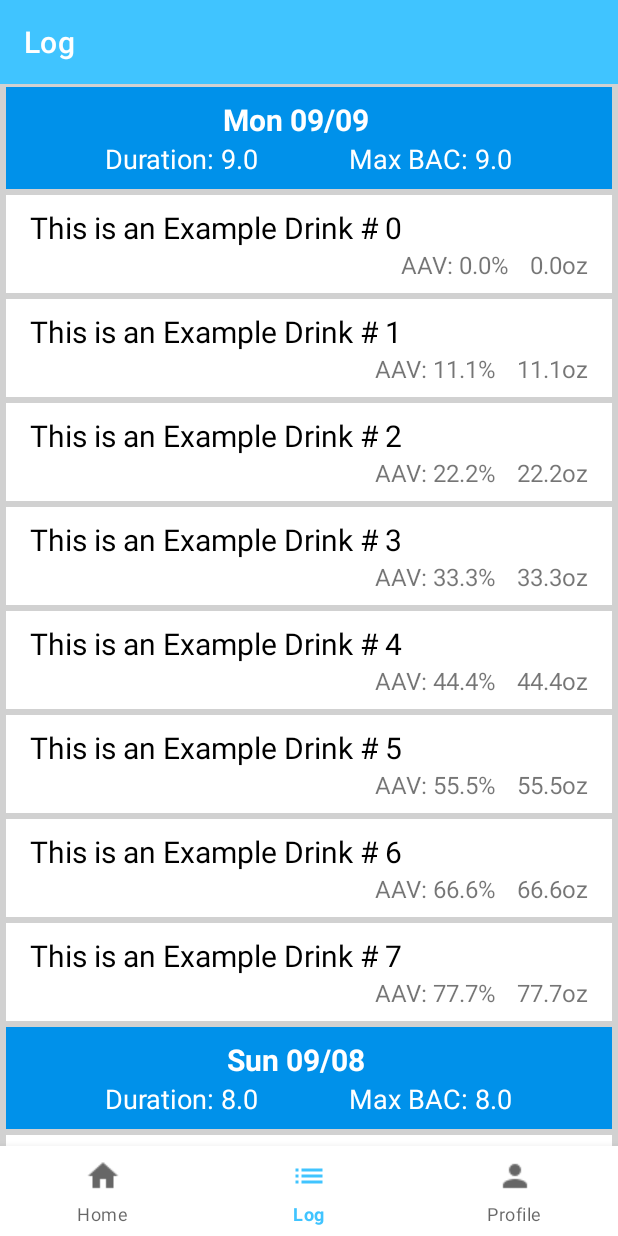
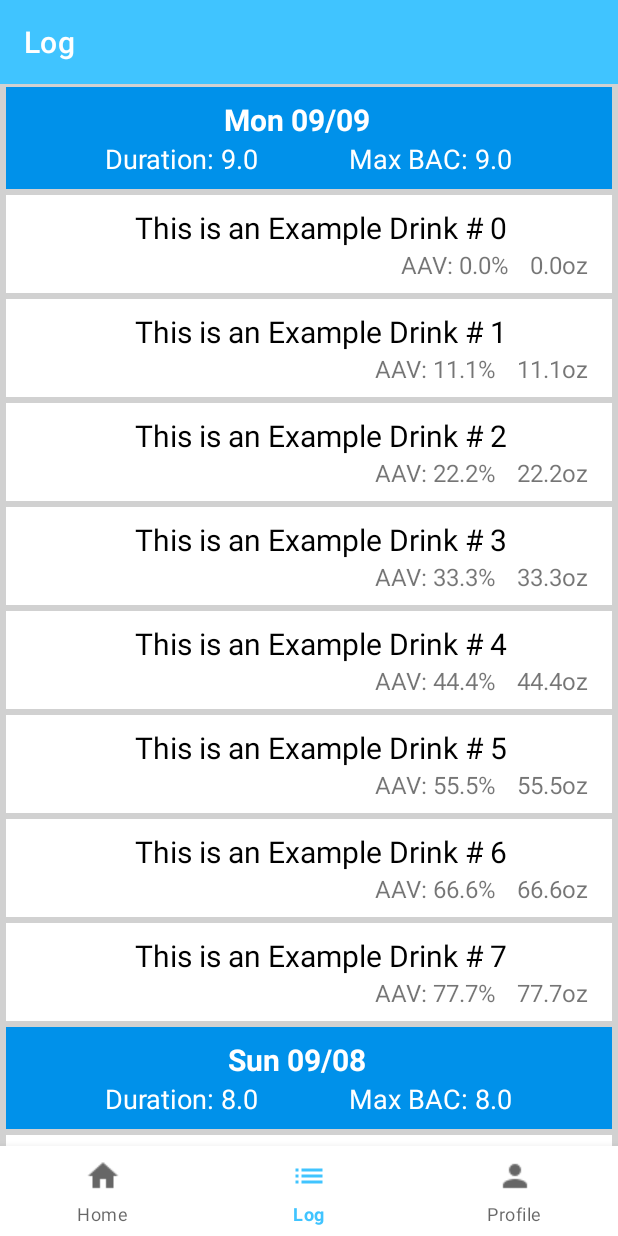
Before and after one commit to fagerbergj/NightsOut, an Android app: the screen it shows after launch (MainActivity), item 2 of the bottom bar chosen, on a phone screen of 412 x 824 dp. Run offline under Robolectric (Android 15) with nearby library versions, the phone set to English and light mode, and no system bars.

Commit message:
some comments added, small log format changes

```diff
--- a/app/src/main/java/com/example/jasonfagerberg/nightsout/LogFragmentAdapter.kt
+++ b/app/src/main/java/com/example/jasonfagerberg/nightsout/LogFragmentAdapter.kt
@@ -7,30 +7,28 @@ import android.view.LayoutInflater
 import android.view.View
 import android.view.ViewGroup
 import android.widget.TextView
-import java.text.DateFormat
 import java.text.SimpleDateFormat
 import java.util.*
 
+// log tag
 private const val TAG = "LogFragmentAdapter"
+
+// view type identifier
 private const val DRINK = 0
 private const val HEADER = 1
 
 class LogFragmentAdapter(private val mContext: Context, logList: ArrayList<Any>) :
 RecyclerView.Adapter<LogFragmentAdapter.ViewHolder>() {
 
-    // vars
-    private val mLogList: MutableList<Any>
+    // log to display
+    private val mLogList: MutableList<Any> = logList
 
-    private val mMainActivity: MainActivity
+    // main activity
+    private val mMainActivity: MainActivity = mContext as MainActivity
 
-    init {
-        this.mLogList = logList
-        mMainActivity = mContext as MainActivity
-    }
-
+    // inflate correct layout
     override fun onCreateViewHolder(parent: ViewGroup, viewType: Int): LogFragmentAdapter.ViewHolder {
         val inflater = LayoutInflater.from(mContext)
-        //Log.v(TAG, "onCreateViewHolder called....... viewType = " + viewType);
         when (viewType) {
             DRINK -> return ViewHolder(inflater.inflate(R.layout.fragment_log_list_drink_item,
                     parent, false))
@@ -40,7 +38,7 @@ RecyclerView.Adapter<LogFragmentAdapter.ViewHolder>() {
         return ViewHolder(View(mContext))
     }
 
-    // When view is rendered bind the correct holder to it
+    // When view is rendered set appropriate elements in the view holder
     override fun onBindViewHolder(holder: LogFragmentAdapter.ViewHolder, position: Int) {
         val viewType = getItemViewType(position)
         when(viewType){
@@ -78,9 +76,9 @@ RecyclerView.Adapter<LogFragmentAdapter.ViewHolder>() {
 
             }
         }
-
     }
 
+    // read element fro log, determine if drink or header
     override fun getItemViewType(position: Int): Int {
         return if (mLogList[position] is Drink) {
             DRINK
@@ -93,14 +91,16 @@ RecyclerView.Adapter<LogFragmentAdapter.ViewHolder>() {
         return mLogList.size
     }
 
+    // holder, elements may be null depending on which layout is inflated
     inner class ViewHolder(itemView: View) : RecyclerView.ViewHolder(itemView) {
+        // drink views
         internal var name: TextView ?= itemView.findViewById(R.id.text_log_drink_name)
         internal var aav: TextView ?= itemView.findViewById(R.id.text_log_drink_aav)
         internal var amount: TextView ?= itemView.findViewById(R.id.text_log_drink_amount)
 
+        // header views
         internal var day: TextView ?= itemView.findViewById(R.id.text_log_day)
         internal var duration: TextView ?= itemView.findViewById(R.id.text_log_duration)
         internal var maxBAC: TextView ?= itemView.findViewById(R.id.text_log_max_BAC)
-
     }
 }
--- a/app/src/main/java/com/example/jasonfagerberg/nightsout/Session.kt
+++ b/app/src/main/java/com/example/jasonfagerberg/nightsout/Session.kt
@@ -7,10 +7,6 @@ import java.util.*
 private val TAG = "Session"
 
 class Session(var date: Date, var duration: Double, var maxBAC: Double){
-    init {
-        //val session = Session(Calendar.getInstance().time, 0.0, 0.0)
-        //Log.v(TAG, toString())
-    }
     override fun toString(): String {
         var pattern = "MM/dd"
         var simpleDateFormat = SimpleDateFormat(pattern)
--- a/app/src/main/res/layout/fragment_log_list_date_header.xml
+++ b/app/src/main/res/layout/fragment_log_list_date_header.xml
@@ -21,7 +21,7 @@
         android:orientation="horizontal">
 
         <LinearLayout
-            android:layout_width="wrap_content"
+            android:layout_width="match_parent"
             android:layout_height="wrap_content"
             android:gravity="center"
             android:orientation="vertical"
@@ -58,6 +58,7 @@
                     android:text="Max BAC: 0.06"
                     android:textColor="@color/colorWhite"
                     android:textSize="18sp" />
+
             </LinearLayout>
 
         </LinearLayout>
--- a/app/src/main/res/layout/fragment_log_list_drink_item.xml
+++ b/app/src/main/res/layout/fragment_log_list_drink_item.xml
@@ -19,10 +19,11 @@
 
         <TextView
             android:id="@+id/text_log_drink_name"
-            android:layout_width="wrap_content"
+            android:layout_width="match_parent"
             android:layout_height="wrap_content"
             android:layout_marginLeft="16dp"
             android:layout_marginTop="8dp"
+            android:gravity="center_horizontal"
             android:text="@string/test_drink_name"
             android:textColor="@color/colorBlack"
             android:textSize="20sp" />
```
